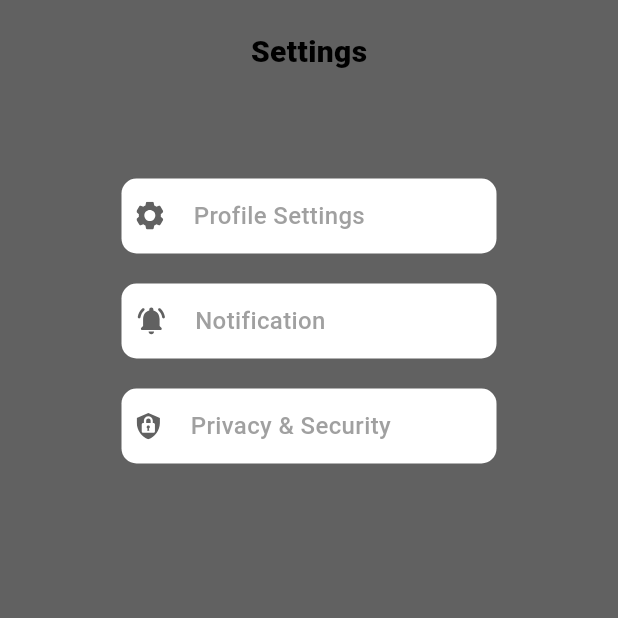
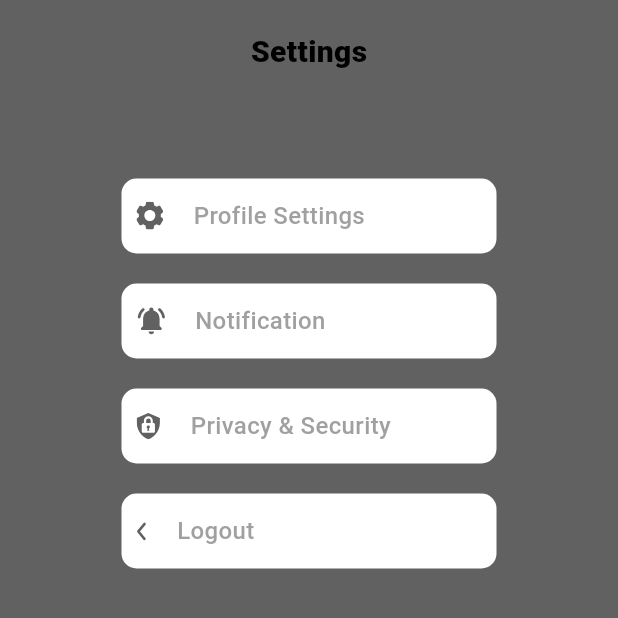
Before and after one commit to Hypertext-Assassin-RSS/Mindful-Reader, a Flutter app: the Profile screen opened directly, on a phone screen of 412 x 824 dp, the top half of it. Run offline on Flutter 3.47's test engine with Material 3 defaults, Android fonts, the phone set to English and light mode, and no system bars; our stand-ins replace dio, flutter_animate, flutter_svg, google_fonts, webview_flutter.

Commit message:
add logout btn

```diff
--- a/lib/src/screens/profile.dart
+++ b/lib/src/screens/profile.dart
@@ -1,6 +1,7 @@
-import '../colors/color.dart';
 import 'package:flutter/material.dart';
 import 'package:flutter_svg/flutter_svg.dart';
+import '../colors/color.dart';
+import '../screens/login.dart';
 
 class Profile extends StatefulWidget {
   const Profile({super.key});
@@ -44,7 +45,13 @@ class _ProfileState extends State<Profile> {
         SettingsMenu(
           svg: 'assets/icons/security.svg',
           text1: 'Privacy & Security',
-        )
+        ),
+        SizedBox(height: 20),
+        SettingsMenu(
+          svg: 'assets/icons/back.svg',
+          text1: 'Logout',
+          isLogout: true,
+        ),
       ],
     ));
   }
@@ -55,13 +62,18 @@ class SettingsMenu extends StatelessWidget {
     super.key,
     required this.svg,
     required this.text1,
+    this.isLogout = false,
   });
+
   final String svg;
   final String text1;
+  final bool isLogout;
 
   @override
   Widget build(BuildContext context) {
-    return Container(
+    return GestureDetector(
+      onTap: isLogout ? () => _showLogoutConfirmation(context) : null,
+      child: Container(
         height: 50,
         width: 250,
         decoration: BoxDecoration(
@@ -89,6 +101,38 @@ class SettingsMenu extends StatelessWidget {
             ],
           ),
         ),
+      ),
+    );
+  }
+
+  void _showLogoutConfirmation(BuildContext context) {
+    showDialog(
+      context: context,
+      builder: (BuildContext context) {
+        return AlertDialog(
+          title: const Text("Confirm Logout"),
+          content: const Text("Are you sure you want to logout?"),
+          actions: <Widget>[
+            TextButton(
+              onPressed: () => Navigator.of(context).pop(),
+              child: const Text("Cancel"),
+            ),
+            TextButton(
+              onPressed: () {
+                Navigator.of(context).pop();
+                _logout(context);
+              },
+              child: const Text("Logout"),
+            ),
+          ],
+        );
+      },
+    );
+  }
+
+  void _logout(BuildContext context) {
+    Navigator.of(context).pushReplacement(
+      MaterialPageRoute(builder: (context) => const LoginScreen()),
     );
   }
 }
```
Also changed, not shown: assets/icons/logout.svg (added). Lines whose indentation alone changed are shown as unchanged.
